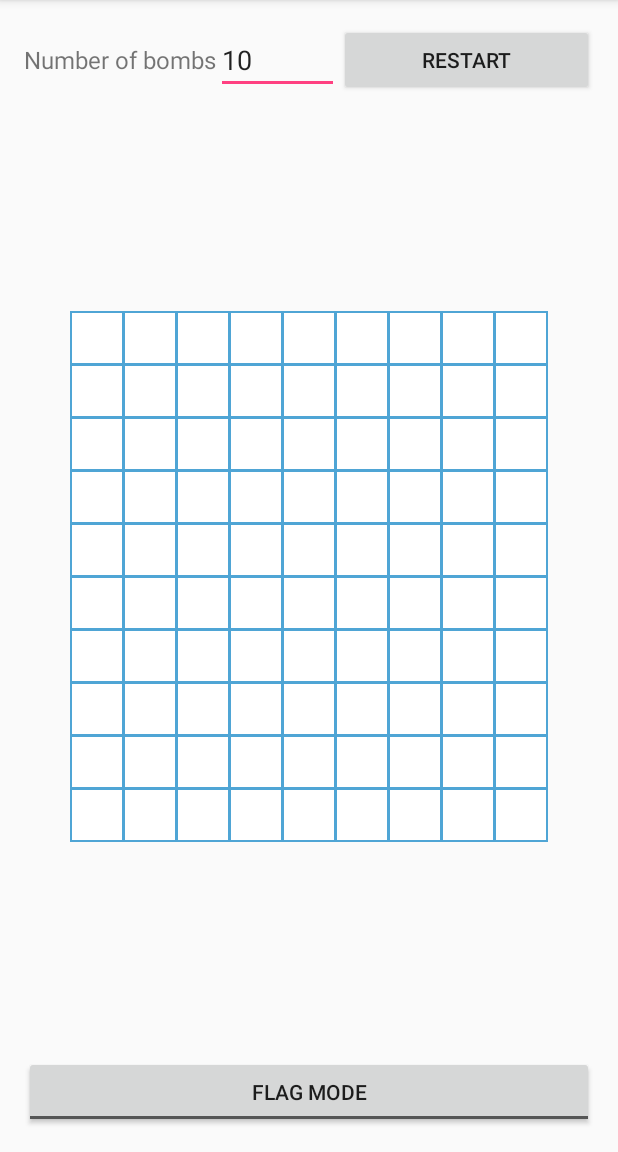
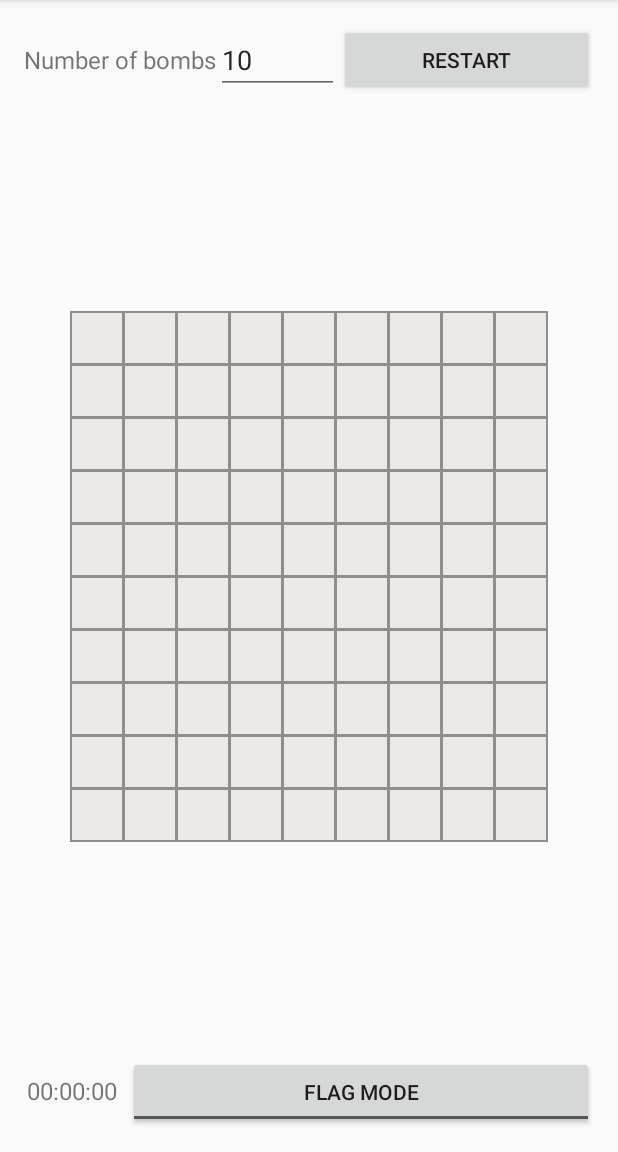
Before and after one commit to richardchien/mine-sweeper-android, an Android app: the screen it shows after launch (MainActivity), after a tap on "START", on a phone screen of 412 x 824 dp, the part 84-1236 px from its top. Run offline under Robolectric (Android 15) with nearby library versions, the phone set to English and light mode, and no system bars.

Commit message:
add timer, change square color, v1.0.1

```diff
--- a/app/build.gradle
+++ b/app/build.gradle
@@ -8,8 +8,8 @@ android {
         applicationId "com.richardchien.minesweeper"
         minSdkVersion 14
         targetSdkVersion 23
-        versionCode 1
-        versionName "1.0"
+        versionCode 2
+        versionName "1.0.1"
     }
     buildTypes {
         release {
--- a/app/src/main/java/com/richardchien/minesweeper/MainActivity.java
+++ b/app/src/main/java/com/richardchien/minesweeper/MainActivity.java
@@ -1,11 +1,14 @@
 package com.richardchien.minesweeper;
 
+import android.content.Context;
 import android.graphics.Color;
 import android.os.Bundle;
+import android.os.Handler;
 import android.support.v7.app.AppCompatActivity;
-import android.util.Log;
 import android.view.Gravity;
 import android.view.View;
+import android.view.WindowManager;
+import android.view.inputmethod.InputMethodManager;
 import android.widget.Button;
 import android.widget.CompoundButton;
 import android.widget.EditText;
@@ -15,20 +18,28 @@ import android.widget.TextView;
 import android.widget.Toast;
 import android.widget.ToggleButton;
 
-import java.util.Date;
+import java.text.FieldPosition;
+import java.text.NumberFormat;
+import java.text.ParsePosition;
+import java.util.Timer;
+import java.util.TimerTask;
 
 public class MainActivity extends AppCompatActivity {
 
     private EditText numOfBombsText;
     private Button startBtn;
+    private TextView timeTextView;
     private ToggleButton flagModeToggleBtn;
     private TableLayout tableLayout;
+
+    private Timer timer;
+    private Handler handler;
 
     private final int kRowN = 10;
     private final int kColN = 9;
     private MineSweeperGame game;
     private boolean isFlagMode = false;
-    private long beginTime;
+    private long timeUsed = 0;
 
     @Override
     protected void onCreate(Bundle savedInstanceState) {
@@ -37,8 +48,11 @@ public class MainActivity extends AppCompatActivity {
 
         numOfBombsText = (EditText) findViewById(R.id.editText);
         startBtn = (Button) findViewById(R.id.button);
+        timeTextView = (TextView) findViewById(R.id.timeTextView);
         flagModeToggleBtn = (ToggleButton) findViewById(R.id.toggleButton);
         tableLayout = (TableLayout) findViewById(R.id.tableLayout);
+
+        handler = new Handler();
 
         /*
          * Initialize map on UI
@@ -52,12 +66,7 @@ public class MainActivity extends AppCompatActivity {
                 tv.setId(j);
                 tv.setText("");
                 tv.setTextColor(Color.BLACK);
-                final int sdk = android.os.Build.VERSION.SDK_INT;
-                if(sdk < android.os.Build.VERSION_CODES.JELLY_BEAN) {
-                    tv.setBackgroundDrawable(getResources().getDrawable(R.drawable.textview_border));
-                } else {
-                    tv.setBackgroundResource(R.drawable.textview_border);
-                }
+                setViewBGDrawable(tv, R.drawable.square);
                 tv.setGravity(Gravity.CENTER);
                 tv.setWidth(DisplayHelper.dpToPixel(36, this));
                 tv.setHeight(DisplayHelper.dpToPixel(36, this));
@@ -94,6 +103,7 @@ public class MainActivity extends AppCompatActivity {
                 }
                 game = new MineSweeperGame(kRowN, kColN, bombN);
                 game.prepareGame();
+                stopTimer();
                 refreshDisplay();
                 startBtn.setText(getResources().getString(R.string.restart));
             }
@@ -107,7 +117,58 @@ public class MainActivity extends AppCompatActivity {
         });
     }
 
+    private void startTimer() {
+        timeTextView.setText("00:00:00");
+        timeUsed = 0;
+        timer = new Timer();
+        timer.schedule(new TimerTask() {
+            @Override
+            public void run() {
+                timeUsed += 1000;
+                handler.post(new Runnable() {
+                    @Override
+                    public void run() {
+                        long t = timeUsed;
+                        int s = (int) (t / 1000);
+                        int m = s / 60;
+                        s %= 60;
+                        int h = m / 60;
+                        m %= 60;
+                        NumberFormat nf = NumberFormat.getIntegerInstance();
+                        nf.setMinimumIntegerDigits(2);
+                        timeTextView.setText(nf.format(h) + ":" + nf.format(m) + ":" + nf.format(s));
+                    }
+                });
+            }
+        }, 0, 1000);
+    }
+
+    private void stopTimer() {
+        if (timer != null) {
+            timer.cancel();
+        }
+    }
+
+    private void setViewBGDrawable(View v, int d) {
+        final int sdk = android.os.Build.VERSION.SDK_INT;
+        if(sdk < android.os.Build.VERSION_CODES.JELLY_BEAN) {
+            v.setBackgroundDrawable(getResources().getDrawable(d));
+        } else {
+            v.setBackgroundResource(d);
+        }
+    }
+
+    private void removeFocusFromView(View v) {
+        if (v.hasFocus()) {
+            InputMethodManager imm = (InputMethodManager) getSystemService(Context.INPUT_METHOD_SERVICE);
+            imm.hideSoftInputFromWindow(v.getWindowToken(), 0);
+            v.clearFocus();
+        }
+    }
+
     private void handleClickAt(int row, int col) {
+        removeFocusFromView(numOfBombsText);
+
         if (game == null ||
                 (game.getState() != MineSweeperGame.GameState.Waiting &&
                         game.getState() != MineSweeperGame.GameState.Playing)) {
@@ -120,8 +181,7 @@ public class MainActivity extends AppCompatActivity {
             /*
              * First click,
              */
-            Date now = new Date();
-            beginTime = now.getTime();
+            startTimer();
         }
 
         if (isFlagMode) {
@@ -137,14 +197,10 @@ public class MainActivity extends AppCompatActivity {
 
         if (game.getState() == MineSweeperGame.GameState.Win ||
                 game.getState() == MineSweeperGame.GameState.Lose) {
-            Date now = new Date();
-            long finishTime = now.getTime();
-            long span = finishTime - beginTime;
-            long secondUsed = (long)Math.ceil((double)span / 1000.0);
-
             Toast t = Toast.makeText(this, game.getState() == MineSweeperGame.GameState.Win ?
-                    getResources().getString(R.string.you_win) + " Time used: " + secondUsed + "s" : getResources().getString(R.string.you_lose), Toast.LENGTH_SHORT);
+                    getResources().getString(R.string.you_win) : getResources().getString(R.string.you_lose), Toast.LENGTH_SHORT);
             t.show();
+            stopTimer();
             startBtn.setText(getResources().getString(R.string.start));
         }
     }
@@ -161,16 +217,20 @@ public class MainActivity extends AppCompatActivity {
                 TextView tv = (TextView) tableRow.getChildAt(j);
                 if (map[i][j] == MineSweeperGame.kMapUnshown) {
                     tv.setText("");
+                    setViewBGDrawable(tv, R.drawable.square);
                 } else if (map[i][j] == MineSweeperGame.kMapFlaged) {
                     tv.setText("\uD83D\uDEA9️");
+                    setViewBGDrawable(tv, R.drawable.square);
                 } else if (map[i][j] == MineSweeperGame.kMapBomb) {
                     tv.setText("\uD83D\uDCA3");
+                    setViewBGDrawable(tv, R.drawable.square_digged);
                 } else {
                     if (map[i][j] == 0) {
-                        tv.setText("0");
+                        tv.setText("");
                     } else {
                         tv.setText(String.valueOf(map[i][j]));
                     }
+                    setViewBGDrawable(tv, R.drawable.square_digged);
                 }
             }
         }
--- a/app/src/main/res/drawable/textview_border.xml
+++ b/app/src/main/res/drawable/square.xml
@@ -1,5 +1,5 @@
 <?xml version="1.0" encoding="utf-8"?>
 <shape xmlns:android="http://schemas.android.com/apk/res/android" android:shape="rectangle" >
-    <solid android:color="#ffffff" />
-    <stroke android:width="1dp" android:color="#4fa5d5"/>
+    <solid android:color="#eae9e8" />
+    <stroke android:width="1dp" android:color="#8f8e8d"/>
 </shape>
--- /dev/null
+++ b/app/src/main/res/drawable/square_digged.xml
@@ -0,0 +1,5 @@
+<?xml version="1.0" encoding="utf-8"?>
+<shape xmlns:android="http://schemas.android.com/apk/res/android" android:shape="rectangle" >
+    <solid android:color="#cacac9" />
+    <stroke android:width="1dp" android:color="#8f8e8d"/>
+</shape>
--- a/app/src/main/res/layout/activity_main.xml
+++ b/app/src/main/res/layout/activity_main.xml
@@ -17,6 +17,8 @@
         android:layout_alignParentTop="true"
         android:layout_alignParentLeft="true"
         android:layout_alignParentStart="true"
+        android:focusable="true"
+        android:focusableInTouchMode="true"
         android:id="@+id/linearLayout">
 
         <TextView
@@ -55,13 +57,28 @@
 
     </TableLayout>
 
+    <TextView
+        android:layout_width="64dp"
+        android:layout_height="wrap_content"
+        android:text="00:00:00"
+        android:textSize="16dp"
+        android:textAlignment="center"
+        android:id="@+id/timeTextView"
+        android:layout_alignBaseline="@+id/toggleButton"
+        android:layout_alignParentLeft="true"
+        android:layout_alignParentStart="true" />
+
     <ToggleButton
-        android:layout_width="match_parent"
+        android:layout_width="wrap_content"
         android:layout_height="wrap_content"
         android:textOn="@string/flag_mode"
         android:textOff="@string/flag_mode"
         android:id="@+id/toggleButton"
         android:layout_alignParentBottom="true"
-        android:layout_centerHorizontal="true" />
+        android:layout_alignParentRight="true"
+        android:layout_alignParentEnd="true"
+        android:layout_toRightOf="@+id/timeTextView"
+        android:layout_toEndOf="@+id/timeTextView"
+        android:layout_marginLeft="5dp" />
 
 </RelativeLayout>
```
Also changed, not shown: 1 other file.
